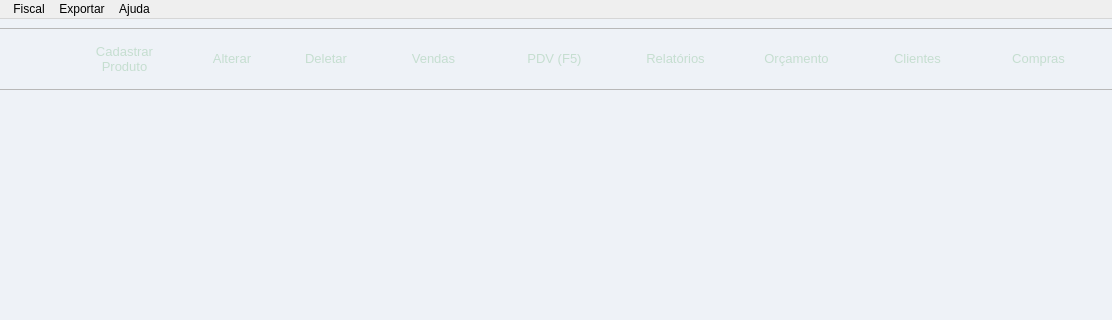
rayansl0302/MercadoPro, file src/mainwindow.ui: the form before one commit; both pictures show x 98 to 1210 and y 0 to 320 of the 1210 by 643 pixel window.
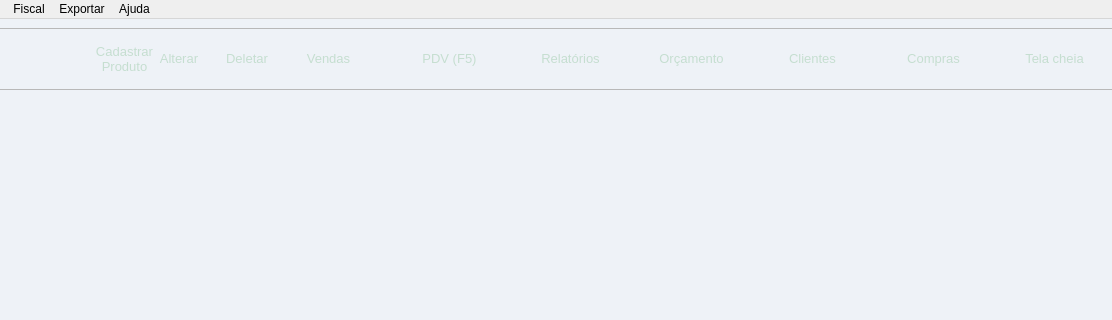
The form after the commit. Icons and pictures are not drawn. Custom widgets are drawn as their Qt base class.

Commit message: botao Tela cheia na barra, depois de Compras

```diff
--- a/src/mainwindow.ui
+++ b/src/mainwindow.ui
@@ -535,6 +535,22 @@
                 </property>
                </widget>
               </item>
+              <item>
+               <widget class="QPushButton" name="Btn_TelaCheia">
+                <property name="minimumSize">
+                 <size>
+                  <width>115</width>
+                  <height>43</height>
+                 </size>
+                </property>
+                <property name="toolTip">
+                 <string>Alterna entre tela cheia e maximizado (F11)</string>
+                </property>
+                <property name="text">
+                 <string>Tela cheia</string>
+                </property>
+               </widget>
+              </item>
               <item>
                <spacer name="horizontalSpacer">
                 <property name="orientation">
```
The commit also changes 1 other file.
